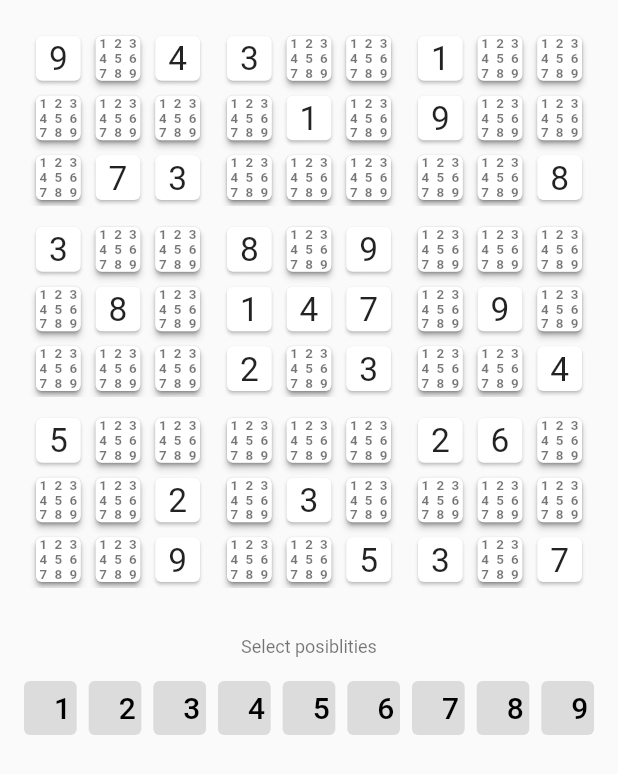
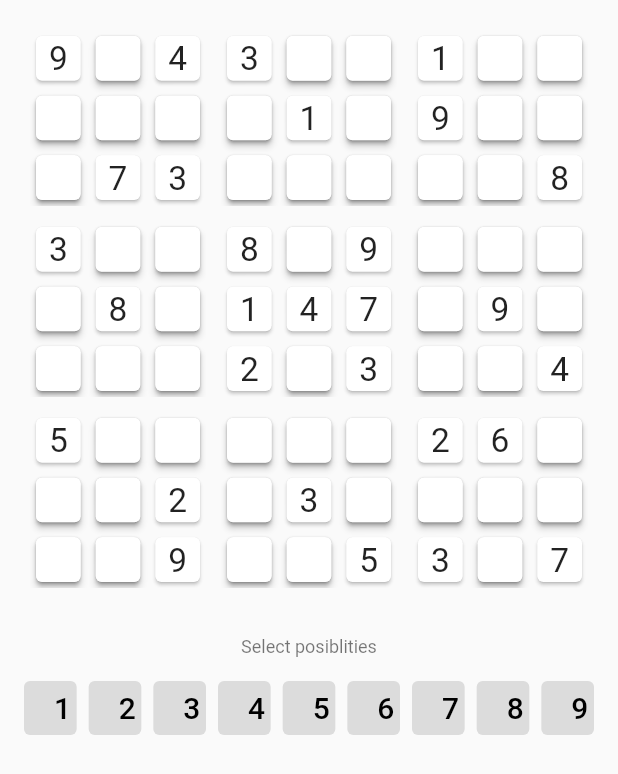
Before and after one commit to mjarkk/flutter_sudoku, a Flutter app: the screen it shows after launch, on a phone screen of 412 x 824 dp. Shown: the top 774 px of the screen. Run offline on Flutter 3.47's test engine with Material 2 defaults, Android fonts, the phone set to English and light mode, and no system bars.

Commit message:
fix grid first row and column not working

```diff
--- a/lib/main.dart
+++ b/lib/main.dart
@@ -43,7 +43,7 @@ class _ScreenState extends State<_Screen> {
   SudokuField selectedField = SudokuField();
 
   updateSelectedField() {
-    selectedField = _sudoku.getField(_selectedCell ?? Cell.empty());
+    selectedField = _sudoku.getField(_selectedCell ?? Cell.placeholder());
   }
 
   setSelectCell(Cell cell) {
@@ -60,7 +60,7 @@ class _ScreenState extends State<_Screen> {
   onNumberSelect(int number) {
     setState(() {
       _sudoku.toggleFieldPosibility(
-        _selectedCell ?? Cell.empty(),
+        _selectedCell ?? Cell.placeholder(),
         number,
       );
       updateSelectedField();
--- a/lib/sudoku.dart
+++ b/lib/sudoku.dart
@@ -36,11 +36,11 @@ class Sudoku {
   }
 
   setFieldValue(Cell cell, int value) {
-    if (!cell.isEmpty()) fields[cell.y][cell.x].setValue(value);
+    if (!cell.placeholder) fields[cell.y][cell.x].setValue(value);
   }
 
   toggleFieldPosibility(Cell cell, int value) {
-    if (!cell.isEmpty()) fields[cell.y][cell.x].togglePosibility(value);
+    if (!cell.placeholder) fields[cell.y][cell.x].togglePosibility(value);
   }
 }
 
@@ -49,20 +49,7 @@ class SudokuField {
   int? value;
   Map<int, bool> posibilities = {};
 
-  SudokuField() {
-    posibilities = {
-      1: true,
-      2: true,
-      3: true,
-      4: true,
-      5: true,
-      6: true,
-      7: true,
-      8: true,
-      9: true,
-    };
-  }
-
+  SudokuField();
   SudokuField.withValue(int value) {
     setValue(value);
   }
@@ -84,11 +71,15 @@ class SudokuField {
 class Cell {
   late final int x;
   late final int y;
+  late final bool placeholder;
 
-  Cell(this.x, this.y);
-  Cell.empty() {
+  Cell(this.x, this.y) {
+    placeholder = false;
+  }
+  Cell.placeholder() {
     x = 0;
     y = 0;
+    placeholder = true;
   }
 
   bool equal(Cell? other) {
@@ -99,10 +90,6 @@ class Cell {
     return x == other.x && y == other.y;
   }
 
-  bool isEmpty() {
-    return x == 0 || y == 0;
-  }
-
   @override
   String toString() {
     return x.toString() + '-' + y.toString();
```
